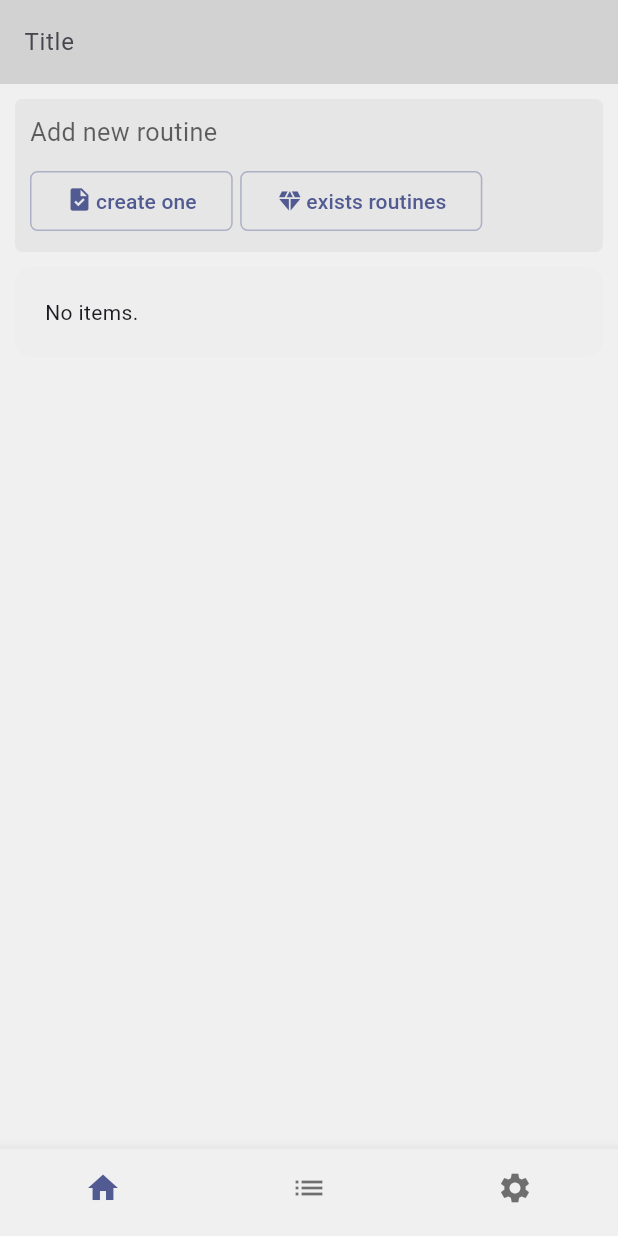
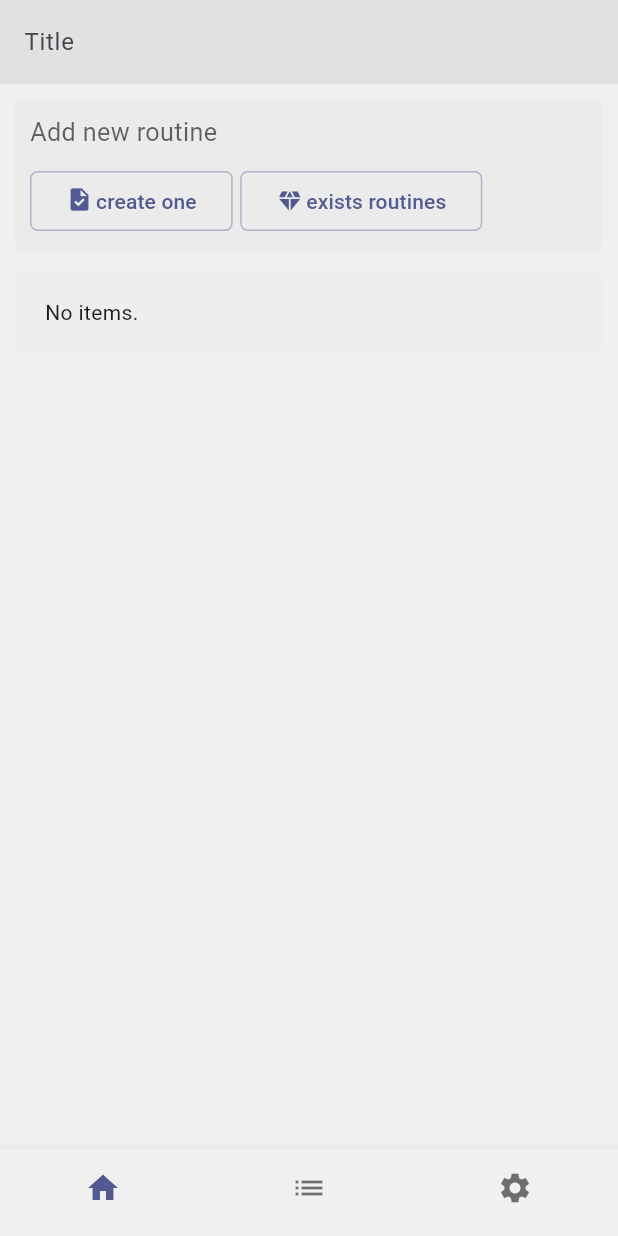
Before and after one commit to moSa963/push_up_flutter, a Flutter app: the screen it shows after launch, after a tap on "create one", on a phone screen of 412 x 824 dp. Run offline on Flutter 3.47's test engine with Material 3 defaults, Android fonts, the phone set to English and light mode, and no system bars.

Commit message:
Updating themes colors

```diff
--- a/lib/main.dart
+++ b/lib/main.dart
@@ -10,18 +10,18 @@ final lightColor = ColorScheme.fromSeed(
   surfaceContainerLowest: Color.fromARGB(255, 255, 255, 255),
   surfaceContainerLow: Color.fromARGB(255, 245, 245, 245),
   surface: Color.fromARGB(255, 240, 240, 240),
-  surfaceContainer: Color.fromARGB(255, 230, 230, 230),
-  surfaceContainerHigh: Color.fromARGB(255, 220, 220, 220),
-  surfaceContainerHighest: Color.fromARGB(255, 210, 210, 210),
+  surfaceContainer: Color.fromARGB(255, 235, 235, 235),
+  surfaceContainerHigh: Color.fromARGB(255, 230, 230, 230),
+  surfaceContainerHighest: Color.fromARGB(255, 225, 225, 225),
 );
 
 final darkColors = ColorScheme.dark(
   surfaceContainerLowest: Color.fromARGB(255, 0, 0, 0),
   surfaceContainerLow: Color.fromARGB(255, 2, 2, 2),
   surface: Color.fromARGB(255, 5, 5, 5),
-  surfaceContainer: Color.fromARGB(255, 12, 12, 12),
-  surfaceContainerHigh: Color.fromARGB(255, 20, 20, 20),
-  surfaceContainerHighest: Color.fromARGB(255, 25, 25, 25),
+  surfaceContainer: Color.fromARGB(255, 8, 8, 8),
+  surfaceContainerHigh: Color.fromARGB(255, 12, 12, 12),
+  surfaceContainerHighest: Color.fromARGB(255, 15, 15, 15),
 );
 
 class MyApp extends StatelessWidget {
@@ -32,7 +32,6 @@ class MyApp extends StatelessWidget {
     return MaterialApp(
       title: 'Push Up',
       theme: ThemeData(colorScheme: lightColor),
-      darkTheme: ThemeData(colorScheme: darkColors),
       home: const HomePage(),
     );
   }
```
